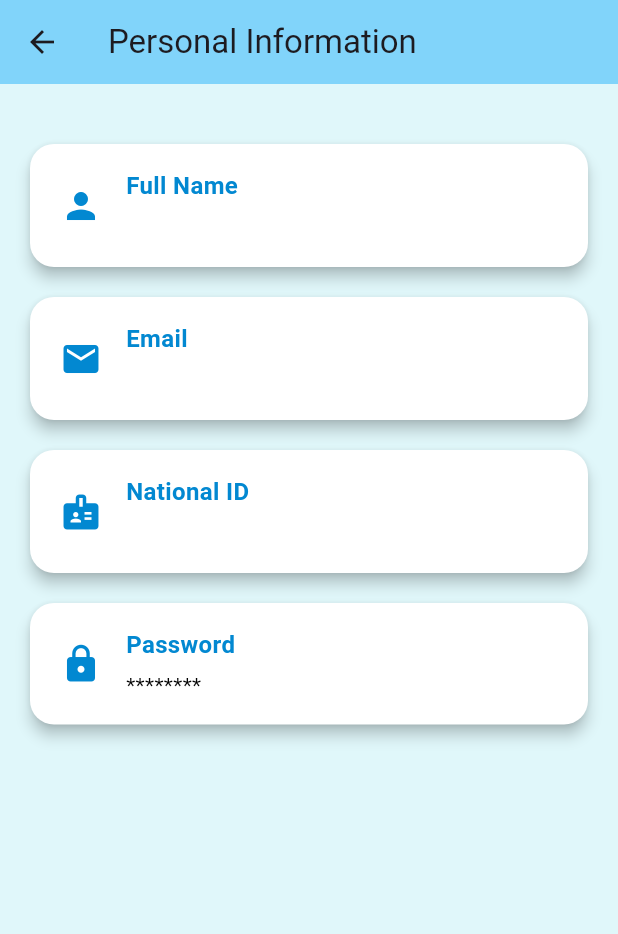
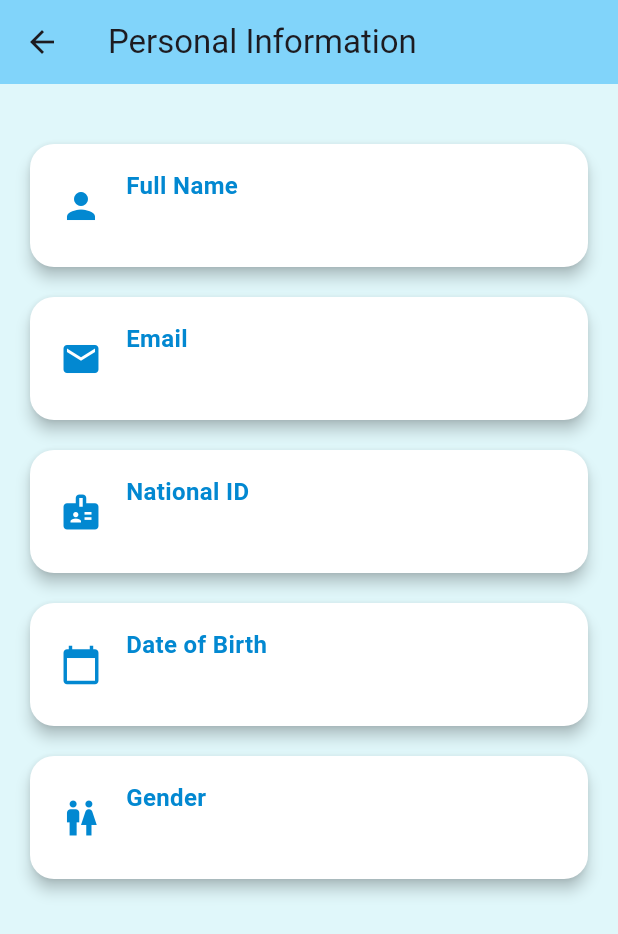
Before and after one commit to sara-787/health_care_app, a Flutter app: the PersonalInformationPage screen opened directly, on a phone screen of 412 x 824 dp. Shown: the top 934 px of the screen. Run offline on Flutter 3.47's test engine with Material 3 defaults, Android fonts, the phone set to English and light mode, and no system bars; our stand-ins replace animated_splash_screen, cloud_firestore, dio, firebase_auth, firebase_core, fl_chart and 4 more; accounts and stored records are empty.

Commit message:
Add files via upload

```diff
--- a/lib/presentation/screens/personal_information_page.dart
+++ b/lib/presentation/screens/personal_information_page.dart
@@ -53,19 +53,27 @@ class PersonalInformationPage extends StatelessWidget {
           final data = snapshot.data!;
           final email = FirebaseAuth.instance.currentUser!.email ?? '';
 
+          // Fetch specific fields
+          final fullName = data['fullName'] ?? data['name'] ?? 'N/A';
+          final nationalId = data['nationalId'] ?? 'N/A';
+          final dob = data['dateOfBirth'] ?? 'Not Set';
+          final gender = data['gender'] ?? 'Not Set';
+
           return SingleChildScrollView(
             padding: const EdgeInsets.all(16),
             child: Column(
               crossAxisAlignment: CrossAxisAlignment.stretch,
               children: [
                 const SizedBox(height: 20),
-                _infoCard(Icons.person, 'Full Name', data['fullName']),
+                _infoCard(Icons.person, 'Full Name', fullName),
                 const SizedBox(height: 12),
                 _infoCard(Icons.email, 'Email', email),
                 const SizedBox(height: 12),
-                _infoCard(Icons.badge, 'National ID', data['nationalId']),
+                _infoCard(Icons.badge, 'National ID', nationalId),
                 const SizedBox(height: 12),
-                _infoCard(Icons.lock, 'Password', '********'),
+                _infoCard(Icons.calendar_today, 'Date of Birth', dob),
+                const SizedBox(height: 12),
+                _infoCard(Icons.wc, 'Gender', gender),
               ],
             ),
           );
@@ -89,7 +97,6 @@ class PersonalInformationPage extends StatelessWidget {
               child: Column(
                 crossAxisAlignment: CrossAxisAlignment.start,
                 children: [
-
                   Text(
                     title,
                     style: const TextStyle(
@@ -99,12 +106,11 @@ class PersonalInformationPage extends StatelessWidget {
                     ),
                   ),
                   const SizedBox(height: 6),
-
                   Text(
                     value,
                     style: const TextStyle(
                       fontSize: 14,
-                      color: Colors.black,
+                      color: Colors.black87,
                     ),
                   ),
                 ],
--- a/lib/presentation/screens/signup_screen.dart
+++ b/lib/presentation/screens/signup_screen.dart
@@ -3,6 +3,9 @@ import 'package:firebase_auth/firebase_auth.dart';
 import 'package:cloud_firestore/cloud_firestore.dart';
 import 'dashboard.dart';
 
+/// A screen that allows users to sign up for a new account.
+/// This screen collects user information and creates an account
+/// using Firebase Authentication and Firestore.
 class SignUpPage extends StatefulWidget {
   const SignUpPage({super.key});
 
```
Also changed, not shown: lib/presentation/screens/login_screen.dart (+20 -8 lines).
